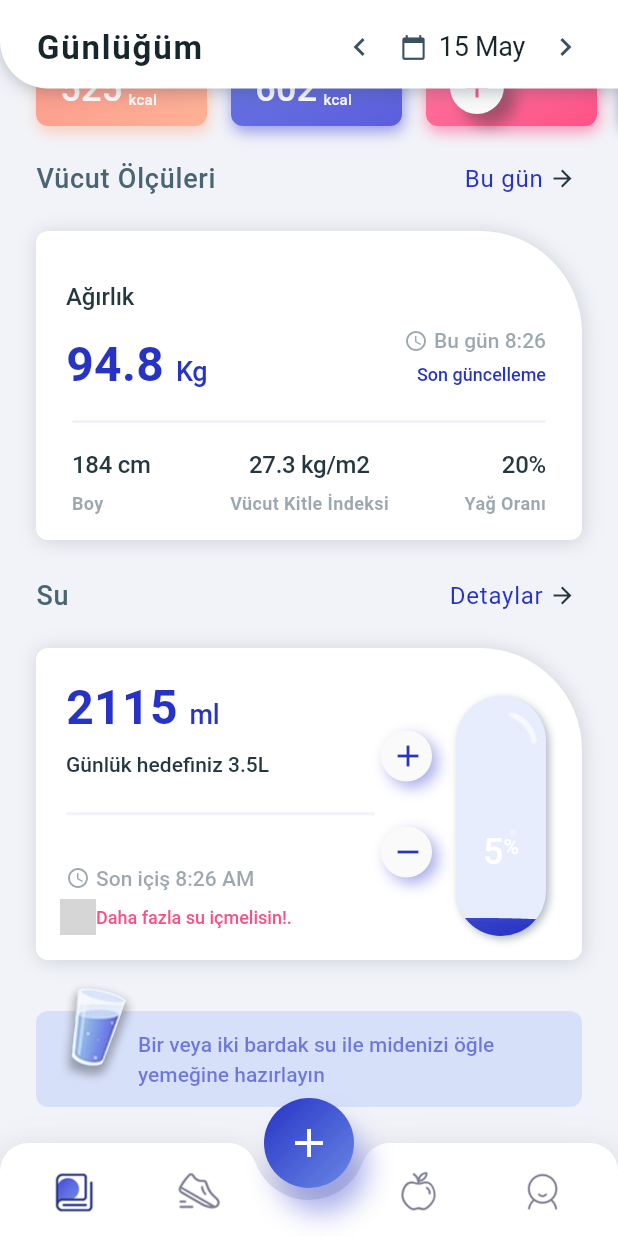
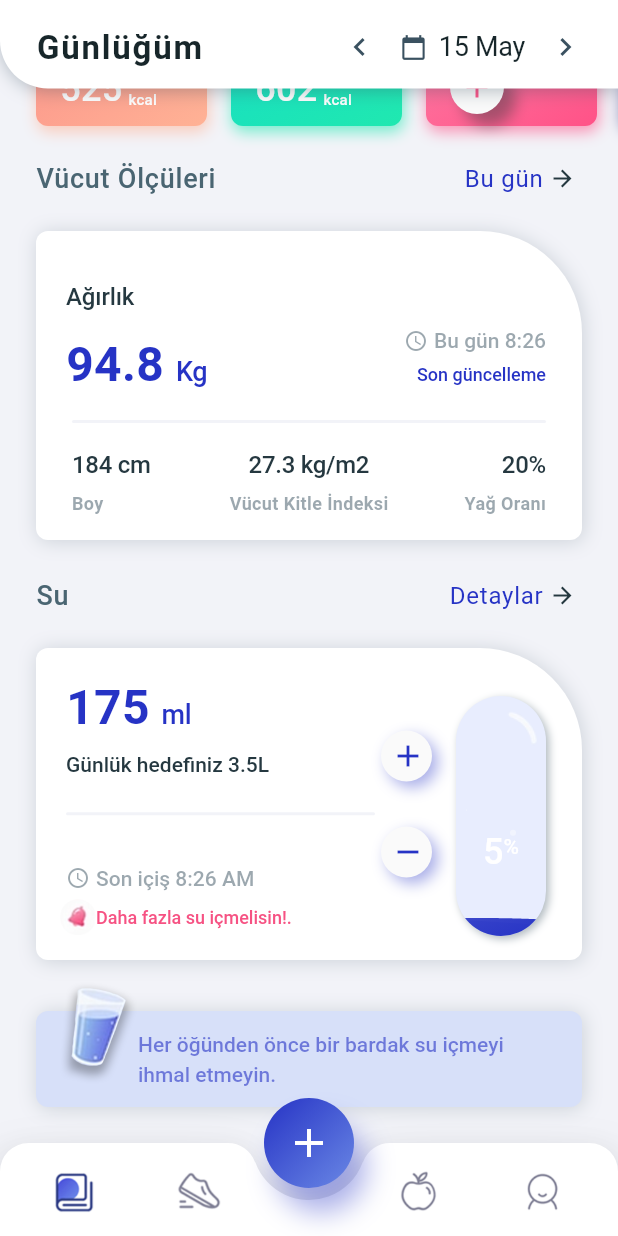
Before and after one commit to Utku-Mese/LifeSync, a Flutter app: the screen it shows after launch, scrolled down 576 dp, after a tap on the "add" icon, on a phone screen of 412 x 824 dp. Run offline on Flutter 3.47's test engine with Material 2 defaults, Android fonts, the phone set to English and light mode, and no system bars; grey boxes are pictures that could not be loaded.

Commit message:
editing views

```diff
--- a/lib/utils/meals_list_data.dart
+++ b/lib/utils/meals_list_data.dart
@@ -29,8 +29,8 @@ class MealsListData {
       titleTxt: 'Öğle Yemeği',
       kacl: 602,
       meals: <String>['Salata,', 'Ekmek,', 'Portakal'],
-      startColor: '#738AE6',
-      endColor: '#5C5EDD',
+      startColor: '#10D8D0',
+      endColor: '#20E8B0',
     ),
     MealsListData(
       imagePath: 'assets/images/snack.png',
--- a/lib/views/diary/widgets/body_measurement_view.dart
+++ b/lib/views/diary/widgets/body_measurement_view.dart
@@ -199,8 +199,7 @@ class BodyMeasurementView extends StatelessWidget {
                               ],
                             ),
                           ),
-                          Expanded(
-                            child: Row(
+                          Row(
                             mainAxisAlignment: MainAxisAlignment.center,
                             crossAxisAlignment: CrossAxisAlignment.center,
                             children: <Widget>[
@@ -235,7 +234,6 @@ class BodyMeasurementView extends StatelessWidget {
                                 ],
                               ),
                             ],
-                            ),
                           ),
                           Expanded(
                             child: Row(
--- a/lib/views/diary/widgets/glass_view.dart
+++ b/lib/views/diary/widgets/glass_view.dart
@@ -10,6 +10,7 @@ class GlassView extends StatelessWidget {
       : super(key: key);
   @override
   Widget build(BuildContext context) {
+    Size size = MediaQuery.of(context).size;
     return AnimatedBuilder(
       animation: animationController!,
       builder: (BuildContext context, Widget? child) {
@@ -29,6 +30,7 @@ class GlassView extends StatelessWidget {
                       Padding(
                         padding: const EdgeInsets.only(top: 16),
                         child: Container(
+                          width: size.width * 0.9,
                           decoration: BoxDecoration(
                             color: HexColor("#D7E0F9"),
                             borderRadius: const BorderRadius.only(
@@ -36,12 +38,12 @@ class GlassView extends StatelessWidget {
                                 bottomLeft: Radius.circular(8.0),
                                 bottomRight: Radius.circular(8.0),
                                 topRight: Radius.circular(8.0)),
-                            // boxShadow: <BoxShadow>[
-                            //   BoxShadow(
-                            //       color: AppTheme.grey.withOpacity(0.2),
-                            //       offset: Offset(1.1, 1.1),
-                            //       blurRadius: 10.0),
-                            // ],
+                            boxShadow: <BoxShadow>[
+                              BoxShadow(
+                                  color: AppTheme.grey.withOpacity(0.2),
+                                  offset: const Offset(1.1, 1.1),
+                                  blurRadius: 10.0),
+                            ],
                           ),
                           child: Column(
                             children: <Widget>[
@@ -49,7 +51,7 @@ class GlassView extends StatelessWidget {
                                 padding: const EdgeInsets.only(
                                     left: 68, bottom: 12, right: 16, top: 12),
                                 child: Text(
-                                  'Bir veya iki bardak su ile midenizi öğle yemeğine hazırlayın',
+                                  'Her öğünden önce bir bardak su içmeyi ihmal etmeyin.',
                                   textAlign: TextAlign.left,
                                   style: TextStyle(
                                     fontFamily: AppTheme.fontName,
--- a/lib/views/diary/widgets/water_view.dart
+++ b/lib/views/diary/widgets/water_view.dart
@@ -22,6 +22,7 @@ class _WaterViewState extends State<WaterView> with TickerProviderStateMixin {
   }
 
   double waweCount = 0;
+  double waterCount = 0;
 
   @override
   Widget build(BuildContext context) {
@@ -59,7 +60,7 @@ class _WaterViewState extends State<WaterView> with TickerProviderStateMixin {
                       Expanded(
                         child: Column(
                           children: <Widget>[
-                            const Column(
+                            Column(
                               mainAxisAlignment: MainAxisAlignment.center,
                               crossAxisAlignment: CrossAxisAlignment.start,
                               children: <Widget>[
@@ -68,12 +69,12 @@ class _WaterViewState extends State<WaterView> with TickerProviderStateMixin {
                                   crossAxisAlignment: CrossAxisAlignment.end,
                                   children: <Widget>[
                                     Padding(
-                                      padding:
-                                          EdgeInsets.only(left: 4, bottom: 3),
+                                      padding: const EdgeInsets.only(
+                                          left: 4, bottom: 3),
                                       child: Text(
-                                        '2115',
+                                        '${waterCount.toInt()}',
                                         textAlign: TextAlign.center,
-                                        style: TextStyle(
+                                        style: const TextStyle(
                                           fontFamily: AppTheme.fontName,
                                           fontWeight: FontWeight.w600,
                                           fontSize: 32,
@@ -81,7 +82,7 @@ class _WaterViewState extends State<WaterView> with TickerProviderStateMixin {
                                         ),
                                       ),
                                     ),
-                                    Padding(
+                                    const Padding(
                                       padding:
                                           EdgeInsets.only(left: 8, bottom: 8),
                                       child: Text(
@@ -98,7 +99,7 @@ class _WaterViewState extends State<WaterView> with TickerProviderStateMixin {
                                     ),
                                   ],
                                 ),
-                                Padding(
+                                const Padding(
                                   padding: EdgeInsets.only(
                                       left: 4, top: 2, bottom: 14),
                                   child: Text(
@@ -176,7 +177,7 @@ class _WaterViewState extends State<WaterView> with TickerProviderStateMixin {
                                           width: 24,
                                           height: 24,
                                           child: Image.asset(
-                                              'assets/fitness_app/bell.png'),
+                                              'assets/images/bell.png'),
                                         ),
                                         Flexible(
                                           child: Text(
@@ -211,6 +212,7 @@ class _WaterViewState extends State<WaterView> with TickerProviderStateMixin {
                                 if (waweCount < 100) {
                                   setState(() {
                                     waweCount += 5;
+                                    waterCount += 175;
                                   });
                                 }
                               },
@@ -244,6 +246,7 @@ class _WaterViewState extends State<WaterView> with TickerProviderStateMixin {
                                 if (waweCount > 0) {
                                   setState(() {
                                     waweCount -= 5;
+                                    waterCount -= 175;
                                   });
                                 }
                               },
```
Lines whose indentation alone changed are shown as unchanged.
